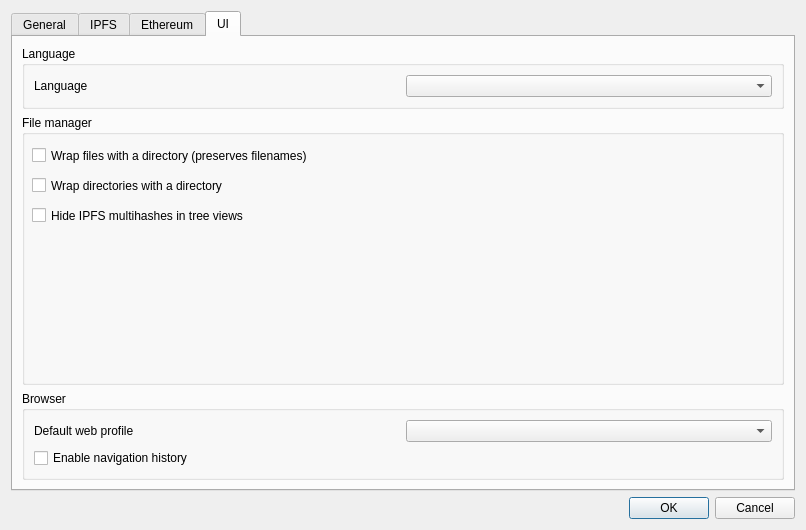
This is galacteek/ui/settings.ui in pinnaculum/galacteek as Qt 5 draws it before an edit. The edited form follows.
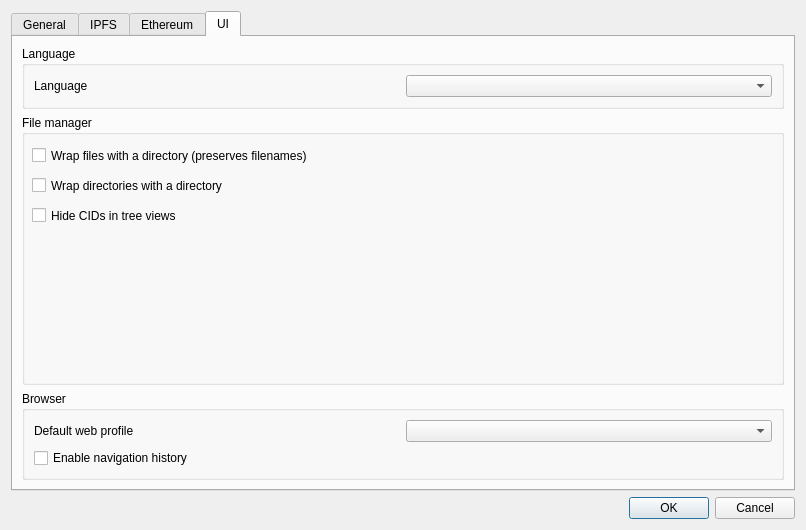
This is the edited form. Icons and pictures are not drawn.

The edit to the form file:
```diff
--- a/galacteek/ui/settings.ui
+++ b/galacteek/ui/settings.ui
@@ -614,7 +614,7 @@
              </rect>
             </property>
             <property name="text">
-             <string>Hide IPFS multihashes in tree views</string>
+             <string>Hide CIDs in tree views</string>
             </property>
            </widget>
           </widget>
```
